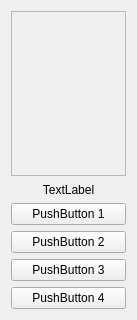
Before: the Qt Designer form src/applications/mne_scan/plugins/fieldline/formfiles/fieldline_view_sensor.ui in mne-tools/mne-cpp, drawn with Qt 5.
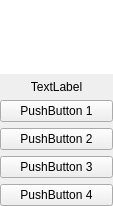
After: the same form once the commit is applied.

What changed in the file:
```diff
--- a/src/applications/mne_scan/plugins/fieldline/formfiles/fieldline_view_sensor.ui
+++ b/src/applications/mne_scan/plugins/fieldline/formfiles/fieldline_view_sensor.ui
@@ -6,8 +6,8 @@
    <rect>
     <x>0</x>
     <y>0</y>
-    <width>137</width>
-    <height>320</height>
+    <width>113</width>
+    <height>206</height>
    </rect>
   </property>
   <property name="maximumSize">
@@ -20,16 +20,61 @@
    <string>Form</string>
   </property>
   <layout class="QVBoxLayout" name="verticalLayout_2">
+   <property name="leftMargin">
+    <number>0</number>
+   </property>
+   <property name="topMargin">
+    <number>0</number>
+   </property>
+   <property name="rightMargin">
+    <number>0</number>
+   </property>
+   <property name="bottomMargin">
+    <number>0</number>
+   </property>
    <item>
     <layout class="QVBoxLayout" name="verticalLayout">
      <item>
       <widget class="QFrame" name="frame">
        <property name="frameShape">
-        <enum>QFrame::StyledPanel</enum>
+        <enum>QFrame::NoFrame</enum>
        </property>
        <property name="frameShadow">
-        <enum>QFrame::Raised</enum>
+        <enum>QFrame::Plain</enum>
        </property>
+       <layout class="QVBoxLayout" name="verticalLayout_3">
+        <property name="leftMargin">
+         <number>0</number>
+        </property>
+        <property name="topMargin">
+         <number>0</number>
+        </property>
+        <property name="rightMargin">
+         <number>0</number>
+        </property>
+        <property name="bottomMargin">
+         <number>0</number>
+        </property>
+        <item>
+         <widget class="QGraphicsView" name="ledQGraphView">
+          <property name="minimumSize">
+           <size>
+            <width>30</width>
+            <height>30</height>
+           </size>
+          </property>
+          <property name="frameShape">
+           <enum>QFrame::NoFrame</enum>
+          </property>
+          <property name="frameShadow">
+           <enum>QFrame::Plain</enum>
+          </property>
+          <property name="sizeAdjustPolicy">
+           <enum>QAbstractScrollArea::AdjustToContents</enum>
+          </property>
+         </widget>
+        </item>
+       </layout>
       </widget>
      </item>
      <item>
```
